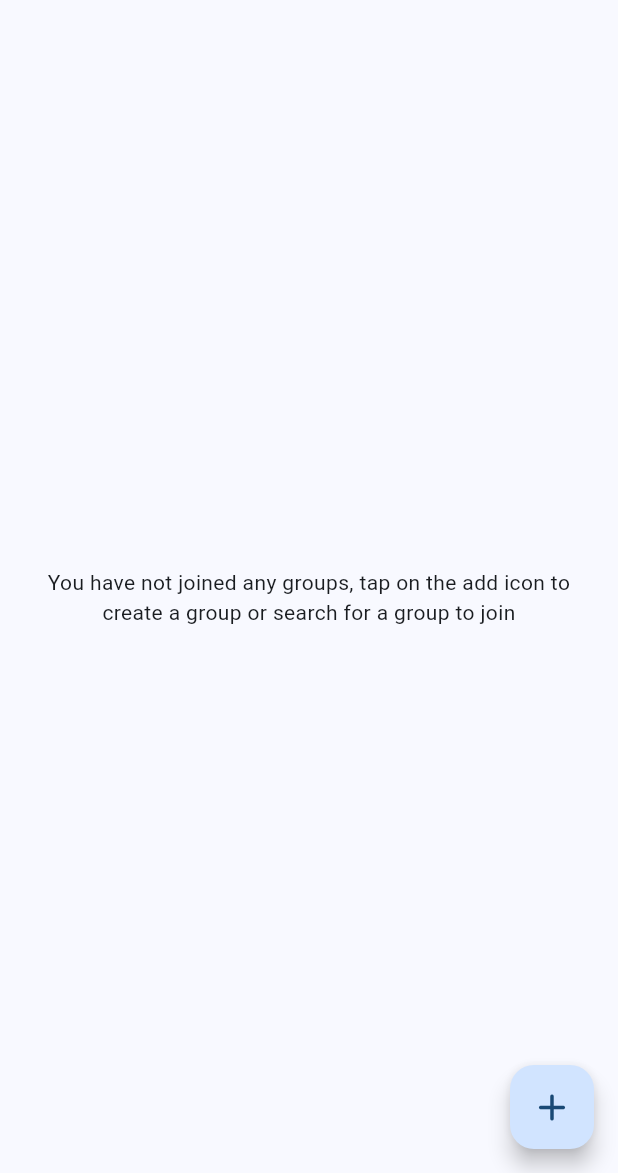
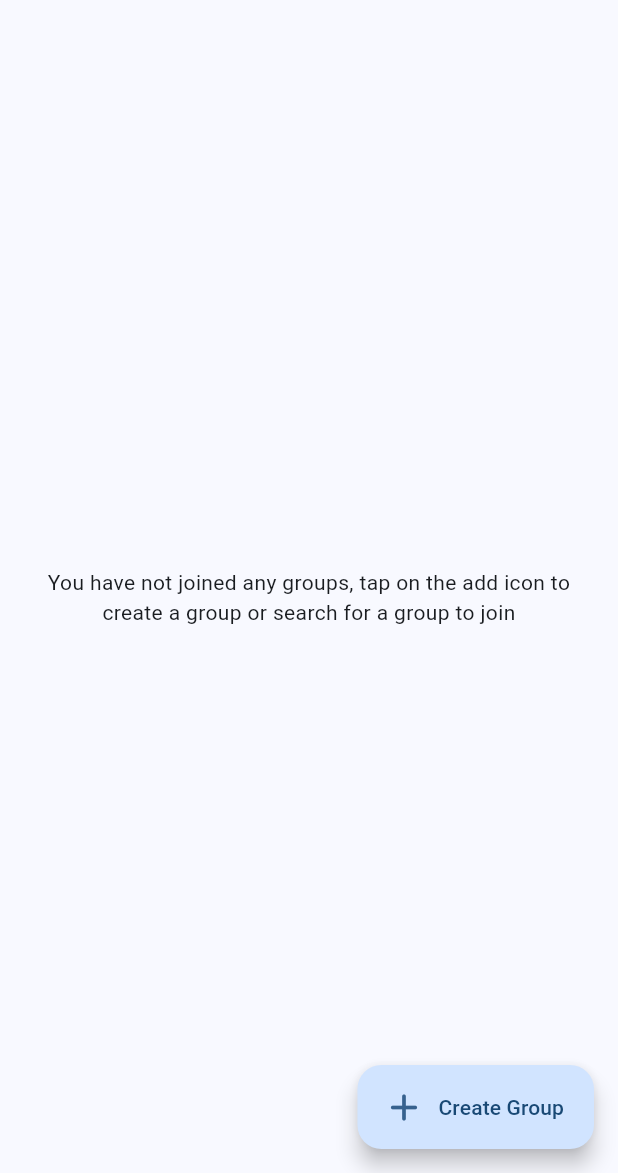
Before and after one commit to veersheth/flutter-chat, a Flutter app: the HomePage screen opened directly, on a phone screen of 412 x 824 dp, the part 63-1236 px from its top. Run offline on Flutter 3.47's test engine with Material 2 defaults, Android fonts, the phone set to English and light mode, and no system bars; drawn by our look-alikes of dynamic_color; our stand-ins replace cloud_firestore, firebase_auth, firebase_core, shared_preferences; accounts and stored records are empty.

Commit message:
make fab extended

```diff
--- a/lib/pages/home_page.dart
+++ b/lib/pages/home_page.dart
@@ -79,11 +79,16 @@ class _HomePageState extends State<HomePage> {
       ),
       drawer: const DrawerWidget(),
       body: groupList(),
-      floatingActionButton: FloatingActionButton(
+      floatingActionButton: FloatingActionButton.extended(
         onPressed: () {
           addGroupDialog(context);
         },
-        child: const Icon(Icons.add_rounded, size: 30),
+        icon: Icon(
+          Icons.add_rounded,
+          size: 30,
+          color: Theme.of(context).colorScheme.primary,
+        ),
+        label: Text("Create Group"),
       ),
     );
   }
```
